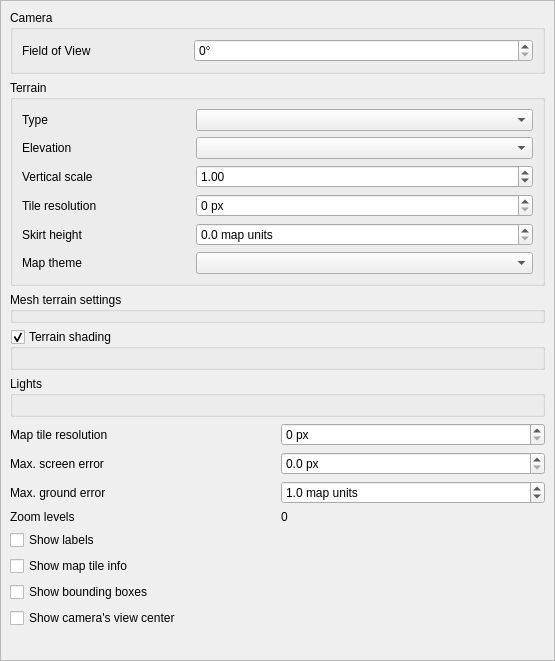
Qt form src/ui/3d/map3dconfigwidget.ui (qgis/QGIS) before a commit.
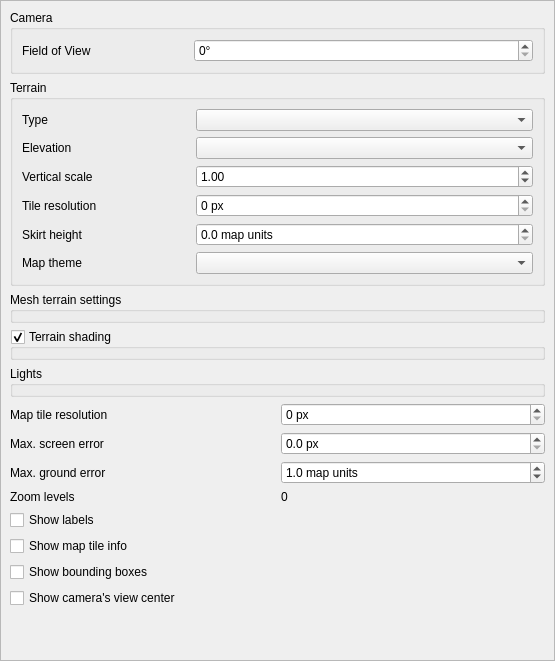
The same form after that commit. Custom widgets are drawn as their Qt base class.

What changed in the file:
```diff
--- a/src/ui/3d/map3dconfigwidget.ui
+++ b/src/ui/3d/map3dconfigwidget.ui
@@ -36,8 +36,8 @@
        <rect>
         <x>0</x>
         <y>0</y>
-        <width>521</width>
-        <height>685</height>
+        <width>539</width>
+        <height>693</height>
        </rect>
       </property>
       <layout class="QGridLayout" name="gridLayout_4">
@@ -160,6 +160,9 @@
           <bool>true</bool>
          </property>
          <layout class="QVBoxLayout" name="verticalLayout_2">
+          <property name="margin">
+           <number>0</number>
+          </property>
           <item>
            <widget class="QgsPhongMaterialWidget" name="widgetTerrainMaterial" native="true"/>
           </item>
@@ -198,6 +201,9 @@
           <string>Lights</string>
          </property>
          <layout class="QVBoxLayout" name="verticalLayout_3">
+          <property name="margin">
+           <number>0</number>
+          </property>
           <item>
            <widget class="QgsLightsWidget" name="widgetLights" native="true"/>
           </item>
```
